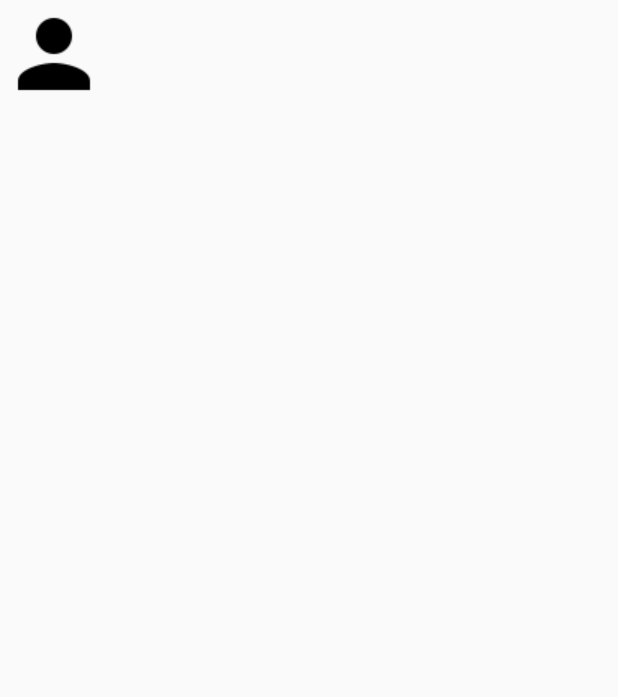
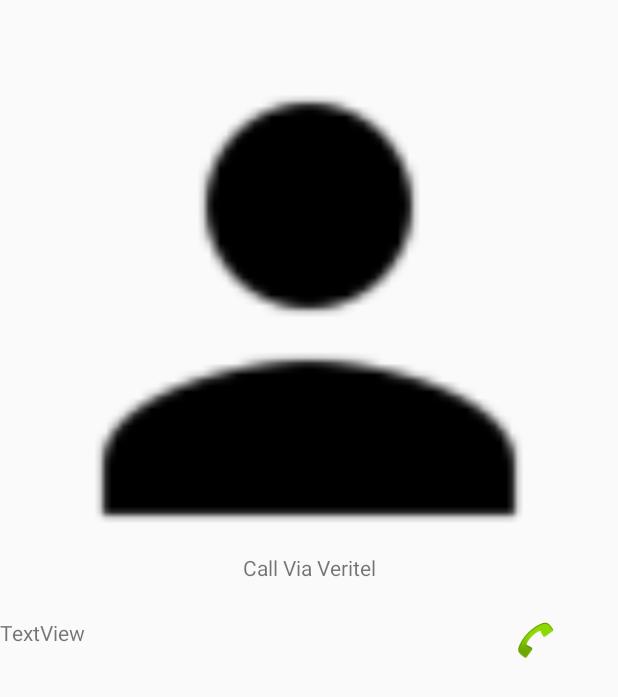
Before and after one commit to milenaasic/ContactTest, an Android app: the layout fragment_detail.xml on its own in the app's theme, with its tools: preview values and no code run, on a phone screen of 412 x 824 dp. Shown: the top 697 px of the screen. Run offline under Robolectric (Android 15) with nearby library versions, the phone set to English and light mode, and no system bars.

Commit message:
dodati detail fragment 9-11-17

```diff
--- a/app/src/main/res/layout/fragment_detail.xml
+++ b/app/src/main/res/layout/fragment_detail.xml
@@ -1,14 +1,61 @@
-<FrameLayout xmlns:android="http://schemas.android.com/apk/res/android"
+<LinearLayout xmlns:android="http://schemas.android.com/apk/res/android"
     xmlns:app="http://schemas.android.com/apk/res-auto"
     xmlns:tools="http://schemas.android.com/tools"
+    android:orientation="vertical"
     android:layout_width="match_parent"
     android:layout_height="match_parent"
     tools:context="com.example.milenaasic.contacttest.DetailFragment">
 
+    <FrameLayout
+    android:layout_width="match_parent"
+    android:layout_height="0dp"
+    android:layout_weight="1">
 
-    <ImageView
-        android:id="@+id/imageView"
-        android:layout_width="wrap_content"
-        android:layout_height="wrap_content"
-        app:srcCompat="@drawable/ic_person_black_48dp" />
-</FrameLayout>
+        <TextView
+            android:id="@+id/mytextView"
+            android:layout_width="match_parent"
+            android:layout_height="wrap_content"
+            android:layout_gravity="bottom"
+            android:layout_marginBottom="24dp"
+            android:gravity="bottom"
+            android:text="@string/call_via_veritel"
+            android:textAlignment="center"
+             />
+
+        <ImageView
+            android:id="@+id/imageView"
+            android:layout_width="match_parent"
+            android:layout_height="match_parent"
+            app:srcCompat="@drawable/ic_person_black_48dp" />
+
+
+    </FrameLayout>
+
+    <LinearLayout
+        android:layout_width="match_parent"
+        android:layout_height="0dp"
+        android:layout_weight="1">
+
+        <LinearLayout
+            android:layout_width="match_parent"
+            android:layout_height="wrap_content">
+
+            <TextView
+                android:id="@+id/phonetextView"
+                android:layout_width="wrap_content"
+                android:layout_height="match_parent"
+                android:layout_weight="3"
+                android:text="TextView" />
+
+            <ImageView
+                android:id="@+id/imageView2"
+                android:layout_width="wrap_content"
+                android:layout_height="wrap_content"
+                android:layout_weight="1"
+                app:srcCompat="@android:drawable/sym_action_call" />
+        </LinearLayout>
+
+    </LinearLayout>
+
+
+</LinearLayout>
--- a/app/src/main/res/values/strings.xml
+++ b/app/src/main/res/values/strings.xml
@@ -5,5 +5,6 @@
 
     <!-- TODO: Remove or change this placeholder text -->
     <string name="hello_blank_fragment">Hello blank fragment</string>
+    <string name="call_via_veritel">Call Via Veritel</string>
 
 </resources>
```
Also changed, not shown: app/src/main/java/com/example/milenaasic/contacttest/DetailFragment.java (+71 -16 lines), app/src/main/java/com/example/milenaasic/contacttest/SingleContactActivity.java (+19 -1 lines), app/src/main/res/layout/activity_single_contact.xml (+14 -6 lines).
